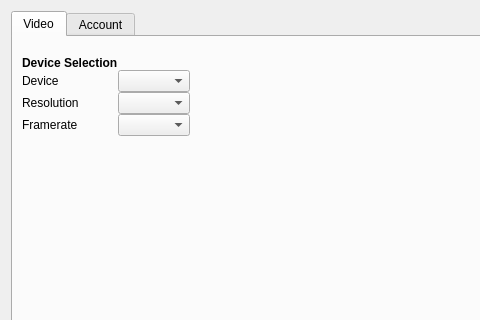
Before: the Qt Designer form configurationwidget.ui in savoirfairelinux/jami-client-windows, drawn with Qt 5; both pictures show x 0 to 480 and y 0 to 320 of the 800 by 538 pixel window.
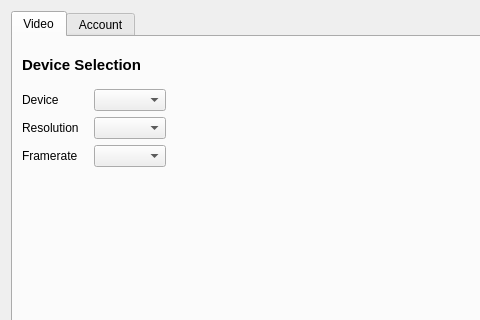
After: the same form once the commit is applied. The open tabs and pages were chosen to show the change. Icons and pictures are not drawn. Custom widgets are drawn as their Qt base class.

Commit message:
windows: UI style improvement
Refs 73039
Refs 73040

Diff of the .ui file:
```diff
--- a/configurationwidget.ui
+++ b/configurationwidget.ui
@@ -48,14 +48,6 @@
           <number>0</number>
          </property>
          <item>
-          <layout class="QFormLayout" name="formLayout">
-           <property name="sizeConstraint">
-            <enum>QLayout::SetDefaultConstraint</enum>
-           </property>
-           <property name="bottomMargin">
-            <number>0</number>
-           </property>
-           <item row="0" column="0">
             <widget class="QLabel" name="deviceSelecLabel">
              <property name="sizePolicy">
               <sizepolicy hsizetype="Preferred" vsizetype="Preferred">
@@ -71,6 +63,7 @@
              </property>
              <property name="font">
               <font>
+             <pointsize>11</pointsize>
                <weight>75</weight>
                <bold>true</bold>
               </font>
@@ -80,6 +73,33 @@
              </property>
             </widget>
            </item>
+         <item>
+          <spacer name="verticalSpacer">
+           <property name="orientation">
+            <enum>Qt::Vertical</enum>
+           </property>
+           <property name="sizeType">
+            <enum>QSizePolicy::Fixed</enum>
+           </property>
+           <property name="sizeHint" stdset="0">
+            <size>
+             <width>20</width>
+             <height>15</height>
+            </size>
+           </property>
+          </spacer>
+         </item>
+         <item>
+          <layout class="QFormLayout" name="formLayout">
+           <property name="sizeConstraint">
+            <enum>QLayout::SetDefaultConstraint</enum>
+           </property>
+           <property name="horizontalSpacing">
+            <number>15</number>
+           </property>
+           <property name="verticalSpacing">
+            <number>6</number>
+           </property>
            <item row="3" column="0">
             <widget class="QLabel" name="deviceLabel">
              <property name="text">
```
Left out of the diff: 8 changed lines with no effect on the pictures. Lines whose indentation alone changed are shown as unchanged. The commit also changes 4 other files.
